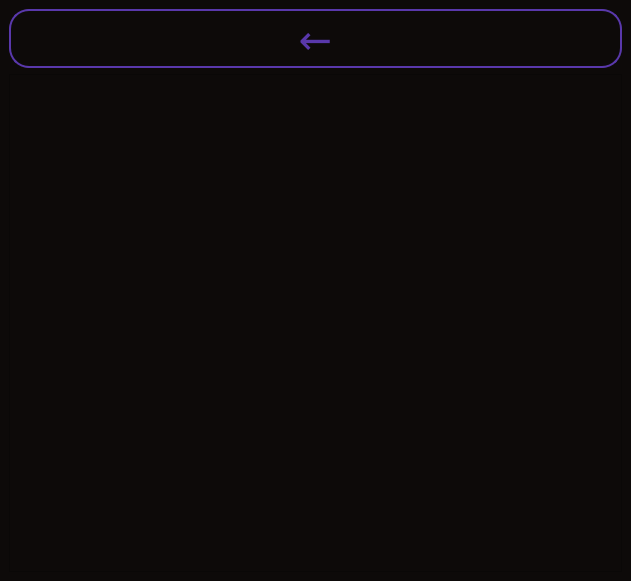
Glebadelo/numgame1, file leaderboard_screen.ui: the form before one commit.
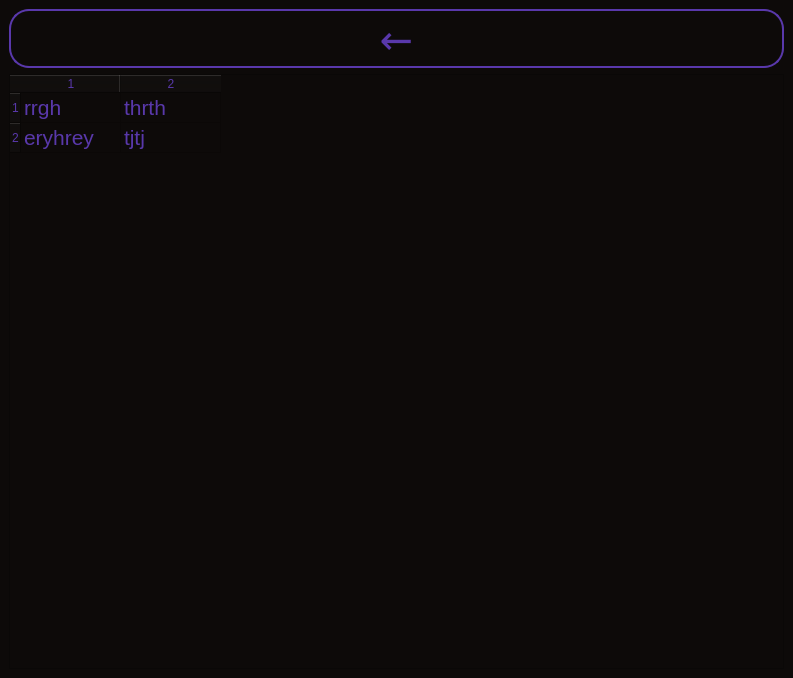
The form after the commit.

Commit message: resize таблицы

```diff
--- a/leaderboard_screen.ui
+++ b/leaderboard_screen.ui
@@ -6,8 +6,8 @@
    <rect>
     <x>0</x>
     <y>0</y>
-    <width>631</width>
-    <height>581</height>
+    <width>793</width>
+    <height>678</height>
    </rect>
   </property>
   <property name="windowTitle">
@@ -83,7 +83,61 @@
        </widget>
       </item>
       <item>
-       <widget class="QTableWidget" name="tableWidget"/>
+       <widget class="QTableWidget" name="tableWidget">
+        <property name="minimumSize">
+         <size>
+          <width>775</width>
+          <height>0</height>
+         </size>
+        </property>
+        <property name="font">
+         <font>
+          <pointsize>16</pointsize>
+         </font>
+        </property>
+        <property name="horizontalScrollBarPolicy">
+         <enum>Qt::ScrollBarAsNeeded</enum>
+        </property>
+        <property name="showGrid">
+         <bool>true</bool>
+        </property>
+        <property name="rowCount">
+         <number>2</number>
+        </property>
+        <property name="columnCount">
+         <number>2</number>
+        </property>
+        <attribute name="horizontalHeaderVisible">
+         <bool>true</bool>
+        </attribute>
+        <attribute name="verticalHeaderVisible">
+         <bool>true</bool>
+        </attribute>
+        <row/>
+        <row/>
+        <column/>
+        <column/>
+        <item row="0" column="0">
+         <property name="text">
+          <string>rrgh</string>
+         </property>
+        </item>
+        <item row="0" column="1">
+         <property name="text">
+          <string>thrth</string>
+         </property>
+        </item>
+        <item row="1" column="0">
+         <property name="text">
+          <string>eryhrey</string>
+         </property>
+        </item>
+        <item row="1" column="1">
+         <property name="text">
+          <string>tjtj</string>
+         </property>
+        </item>
+       </widget>
       </item>
      </layout>
     </widget>
```
The commit also changes 1 other file.
